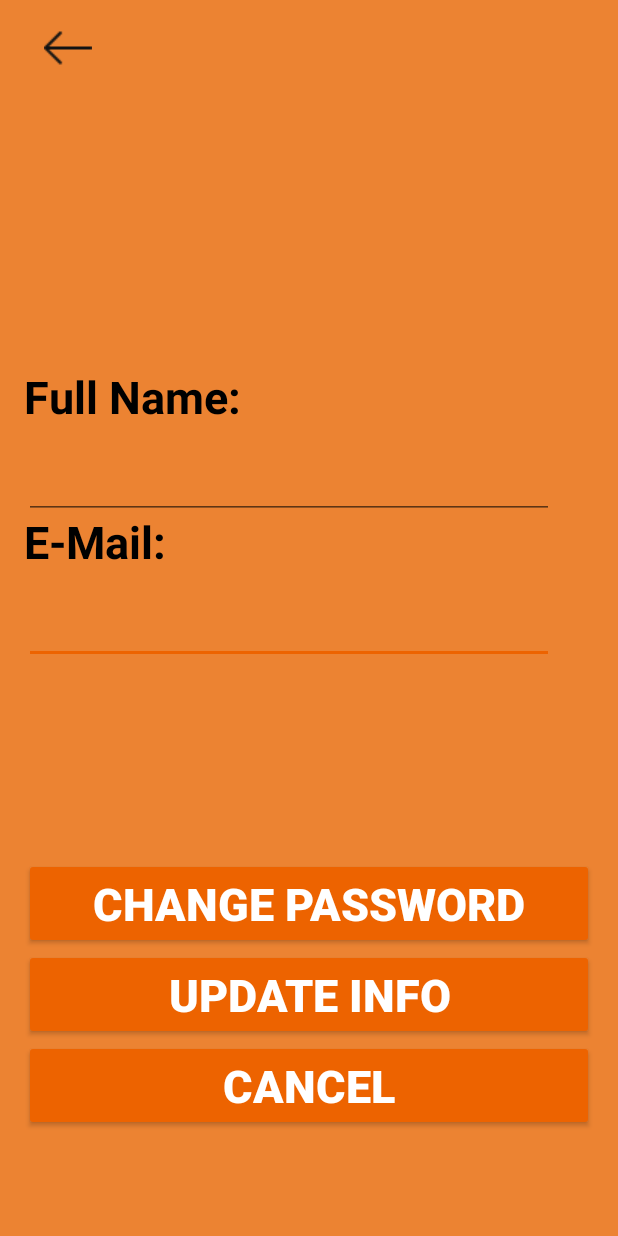
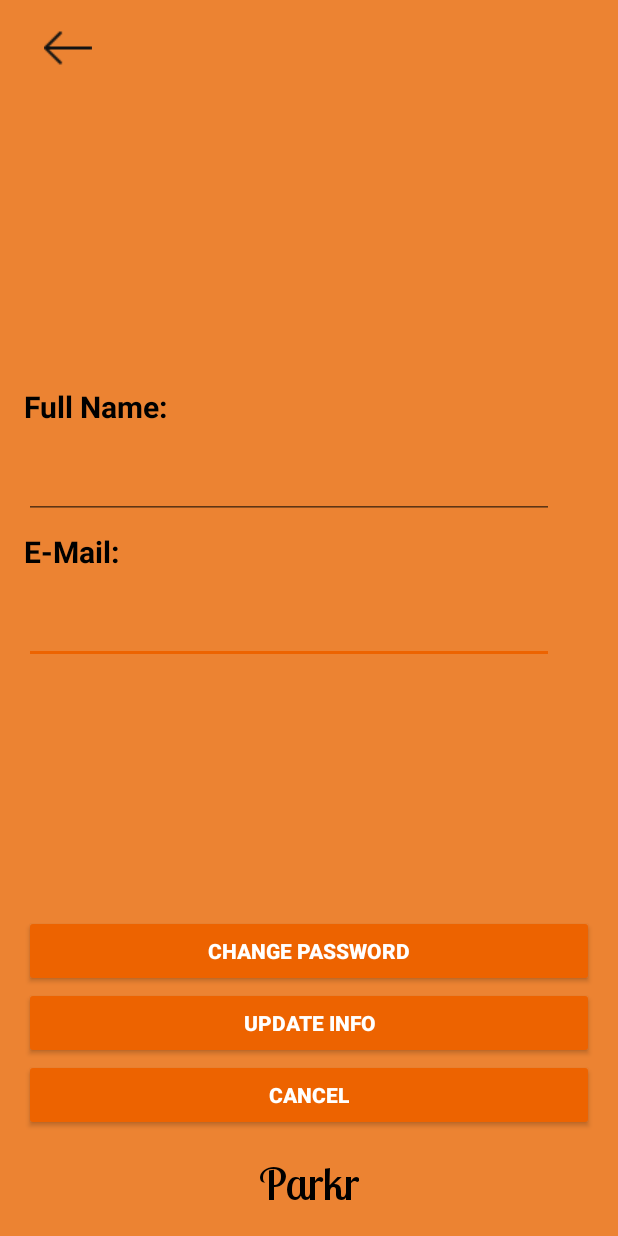
Before and after one commit to SIU-CS/Finite_Loop-production, an Android app: the UpdateInfo screen opened directly, with no data from a screen before it, on a phone screen of 412 x 824 dp. Run offline under Robolectric (Android 15) with nearby library versions, the phone set to English and light mode, and no system bars.

Commit message:
cleaned up UI

```diff
--- a/ParkingSpotFinder/app/src/main/res/layout/activity_update_info.xml
+++ b/ParkingSpotFinder/app/src/main/res/layout/activity_update_info.xml
@@ -16,7 +16,6 @@
         android:layout_height="wrap_content"
         android:id="@+id/changePaswwordButton"
         android:textStyle="normal|bold"
-        android:textSize="30dp"
         style="@style/Widget.AppCompat.Button.Colored"
         android:layout_above="@+id/updateButton"
         android:layout_alignParentLeft="true"
@@ -29,7 +28,6 @@
         android:layout_width="wrap_content"
         android:layout_height="wrap_content"
         android:id="@+id/cancelButton"
-        android:textSize="30dp"
         android:textStyle="normal|bold"
         style="@style/Widget.AppCompat.Button.Colored"
         android:layout_marginBottom="54dp"
@@ -44,7 +42,6 @@
         android:layout_width="wrap_content"
         android:layout_height="wrap_content"
         android:id="@+id/updateButton"
-        android:textSize="30dp"
         android:textStyle="normal|bold"
         style="@style/Widget.AppCompat.Button.Colored"
         android:layout_above="@+id/cancelButton"
@@ -69,7 +66,7 @@
         android:layout_width="wrap_content"
         android:layout_height="wrap_content"
         android:id="@+id/emailField"
-        android:textSize="30dp"
+        android:textSize="20dp"
         android:textColor="@android:color/black"
         android:textStyle="normal|bold"
         android:layout_above="@+id/emailInput"
@@ -93,7 +90,7 @@
     <TextView
         android:text="Full Name:"
         android:textColor="#000000"
-        android:textSize="30dp"
+        android:textSize="20dp"
         android:textStyle="bold"
         android:layout_width="30dp"
         android:layout_height="wrap_content"
@@ -115,4 +112,15 @@
         android:id="@+id/backButton"
         android:background="@drawable/arrowback" />
 
+    <edu.siu.cs.www.parkingspotfinder.CustomTextView
+        android:layout_width="wrap_content"
+        android:layout_height="wrap_content"
+        android:text="Parkr"
+        android:textSize="30dp"
+        android:textColor="#000000"
+        android:layout_gravity="center"
+        android:layout_alignParentBottom="true"
+        android:layout_centerHorizontal="true"
+        android:id="@+id/parkrLabel" />
+
 </RelativeLayout>
```
